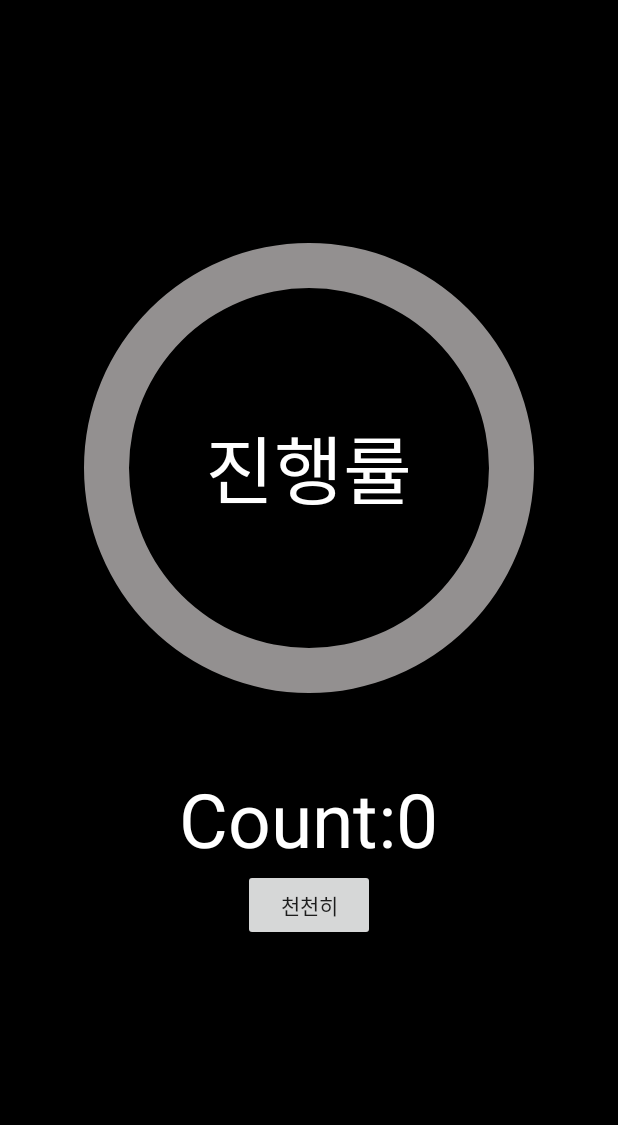
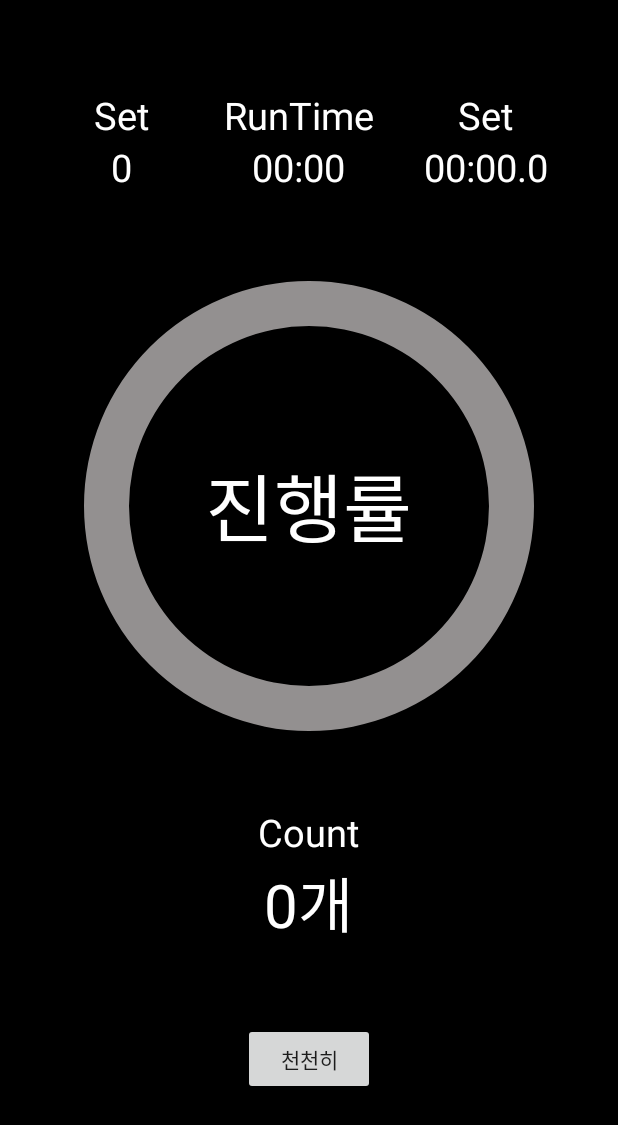
Before and after one commit to sangyun5108/SmartHealthCare, an Android app: the exCountActivity screen opened directly, with no data from a screen before it, on a phone screen of 412 x 824 dp. Shown: the top 1125 px of the screen. Run offline under Robolectric (Android 15) with nearby library versions, the phone set to English and light mode, and no system bars.

Commit message:
로그인을 한경우, 바로 운동 체크 화면으로 넘겨주는 로직 구성

```diff
--- a/app/src/main/java/com/sypark/smarthealthcare/IntroActivity.kt
+++ b/app/src/main/java/com/sypark/smarthealthcare/IntroActivity.kt
@@ -9,17 +9,24 @@ import android.os.Bundle
 import android.os.Handler
 import android.util.Log
 import androidx.appcompat.app.AppCompatActivity
+import com.google.firebase.auth.FirebaseAuth
+import com.google.firebase.auth.ktx.auth
+import com.google.firebase.ktx.Firebase
 import com.sypark.smarthealthcare.auth.AuthActivity
+import com.sypark.smarthealthcare.exercisecount.exCountActivity
 
 
 class IntroActivity : AppCompatActivity() {
 
     private lateinit var nfcAdapter: NfcAdapter
+    private lateinit var auth: FirebaseAuth
 
 
     override fun onCreate(savedInstanceState: Bundle?) {
         super.onCreate(savedInstanceState)
         setContentView(R.layout.activity_intro)
+
+        auth = Firebase.auth
 
         nfcAdapter = NfcAdapter.getDefaultAdapter(this)
 
@@ -27,11 +34,19 @@ class IntroActivity : AppCompatActivity() {
             onNewIntent(intent)
         }
 
-        Handler().postDelayed({
-            val intent = Intent(this,AuthActivity::class.java)
-            startActivity(intent)
-            finish()
-        },2000)
+        if(auth.currentUser!=null){
+            Handler().postDelayed({
+                val intent = Intent(this, exCountActivity::class.java)
+                startActivity(intent)
+                finish()
+            },2000)
+        }else{
+            Handler().postDelayed({
+                val intent = Intent(this,AuthActivity::class.java)
+                startActivity(intent)
+                finish()
+            },2000)
+        }
     }
 
     override fun onNewIntent(intent: Intent?) {
--- a/app/src/main/java/com/sypark/smarthealthcare/auth/JoinActivity.kt
+++ b/app/src/main/java/com/sypark/smarthealthcare/auth/JoinActivity.kt
@@ -1,5 +1,6 @@
 package com.sypark.smarthealthcare.auth
 
+import android.content.Intent
 import androidx.appcompat.app.AppCompatActivity
 import android.os.Bundle
 import android.util.Log
@@ -10,6 +11,7 @@ import com.google.firebase.auth.FirebaseAuth
 import com.google.firebase.auth.ktx.auth
 import com.google.firebase.ktx.Firebase
 import com.sypark.smarthealthcare.R
+import com.sypark.smarthealthcare.exercisecount.exCountActivity
 
 class JoinActivity : AppCompatActivity() {
 
@@ -91,6 +93,9 @@ class JoinActivity : AppCompatActivity() {
             .addOnCompleteListener(this) { task ->
                 if (task.isSuccessful) {
                     Toast.makeText(baseContext,"회원가입 성공",Toast.LENGTH_SHORT).show()
+                    val intent = Intent(this, exCountActivity::class.java)
+                    startActivity(intent)
+                    finish()
                 } else {
                     Toast.makeText(baseContext, "회원가입 실패", Toast.LENGTH_SHORT).show()
                 }
--- a/app/src/main/java/com/sypark/smarthealthcare/auth/LoginActivity.kt
+++ b/app/src/main/java/com/sypark/smarthealthcare/auth/LoginActivity.kt
@@ -1,5 +1,6 @@
 package com.sypark.smarthealthcare.auth
 
+import android.content.Intent
 import androidx.appcompat.app.AppCompatActivity
 import android.os.Bundle
 import android.util.Log
@@ -11,6 +12,7 @@ import com.google.firebase.auth.FirebaseAuth
 import com.google.firebase.auth.ktx.auth
 import com.google.firebase.ktx.Firebase
 import com.sypark.smarthealthcare.R
+import com.sypark.smarthealthcare.exercisecount.exCountActivity
 import java.util.regex.Pattern
 
 class LoginActivity : AppCompatActivity() {
@@ -62,6 +64,11 @@ class LoginActivity : AppCompatActivity() {
             .addOnCompleteListener(this) { task ->
                 if (task.isSuccessful) {
                     Toast.makeText(this,"로그인 완료",Toast.LENGTH_SHORT).show()
+
+                    val intent = Intent(this,exCountActivity::class.java)
+                    startActivity(intent)
+                    finish()
+
                 } else {
                     Toast.makeText(this,"로그인 실패",Toast.LENGTH_SHORT).show()
                 }
--- a/app/src/main/java/com/sypark/smarthealthcare/exercisecount/exCountActivity.kt
+++ b/app/src/main/java/com/sypark/smarthealthcare/exercisecount/exCountActivity.kt
@@ -29,7 +29,7 @@ class exCountActivity : AppCompatActivity() {
                 if(progressbar.progress==100){
                     cancel()
                     runOnUiThread {
-                        countNumber.text="Count:${++count}"
+                        countNumber.text="${++count}개"
                         percent.text="100%"
                     }
                     kotlin.concurrent.timer(period = 7, initialDelay = 0) {
--- a/app/src/main/res/layout/activity_ex_count.xml
+++ b/app/src/main/res/layout/activity_ex_count.xml
@@ -9,6 +9,82 @@
     tools:context=".exercisecount.exCountActivity">
 
     <LinearLayout
+        android:layout_width="match_parent"
+        android:layout_height="wrap_content"
+        android:orientation="horizontal"
+        app:layout_constraintBottom_toTopOf="@+id/linearLayout3"
+        android:padding="30sp"
+        app:layout_constraintTop_toTopOf="parent">
+
+        <LinearLayout
+            android:layout_weight="2"
+            android:layout_width="wrap_content"
+            android:orientation="vertical"
+            android:gravity="center"
+            android:layout_height="wrap_content">
+
+            <TextView
+                android:layout_width="wrap_content"
+                android:layout_height="wrap_content"
+                android:textColor="@color/white"
+                android:textSize="25sp"
+                android:text="Set" />
+
+            <TextView
+                android:layout_width="wrap_content"
+                android:layout_height="wrap_content"
+                android:textColor="@color/white"
+                android:textSize="25sp"
+                android:text="0" />
+        </LinearLayout>
+
+        <LinearLayout
+            android:layout_weight="1"
+            android:layout_width="wrap_content"
+            android:gravity="center"
+            android:orientation="vertical"
+            android:layout_height="wrap_content">
+
+            <TextView
+                android:layout_width="wrap_content"
+                android:layout_height="wrap_content"
+                android:textColor="@color/white"
+                android:textSize="25sp"
+                android:text="RunTime"/>
+
+            <TextView
+                android:layout_width="wrap_content"
+                android:layout_height="wrap_content"
+                android:textColor="@color/white"
+                android:textSize="25sp"
+                android:text="00:00"/>
+        </LinearLayout>
+
+        <LinearLayout
+            android:layout_weight="1"
+            android:layout_width="wrap_content"
+            android:gravity="center"
+            android:orientation="vertical"
+            android:layout_height="wrap_content">
+
+            <TextView
+                android:layout_width="wrap_content"
+                android:layout_height="wrap_content"
+                android:textColor="@color/white"
+                android:textSize="25sp"
+                android:text="Set" />
+
+            <TextView
+                android:layout_width="wrap_content"
+                android:layout_height="wrap_content"
+                android:textColor="@color/white"
+                android:textSize="25sp"
+                android:text="00:00.0" />
+        </LinearLayout>
+
+    </LinearLayout>
+
+    <LinearLayout
         android:id="@+id/linearLayout3"
         android:layout_width="match_parent"
         android:layout_height="wrap_content"
@@ -17,7 +93,7 @@
         app:layout_constraintBottom_toBottomOf="parent"
         app:layout_constraintStart_toStartOf="parent"
         app:layout_constraintTop_toTopOf="parent"
-        android:layout_marginBottom="200dp"
+        android:layout_marginBottom="150dp"
         >
 
         <FrameLayout
@@ -57,15 +133,24 @@
         app:layout_constraintTop_toBottomOf="@+id/linearLayout3">
 
         <TextView
+            android:layout_width="wrap_content"
+            android:layout_height="wrap_content"
+            android:text="Count"
+            android:textAppearance="@style/TextAppearance.AppCompat.Large"
+            android:textColor="@color/white"
+            android:textSize="25sp" />
+
+        <TextView
             android:id="@+id/countNumber"
             android:layout_width="wrap_content"
             android:layout_height="wrap_content"
-            android:text="Count:0"
+            android:text="0개"
             android:textAppearance="@style/TextAppearance.AppCompat.Large"
             android:textColor="@color/white"
-            android:textSize="50dp" />
+            android:textSize="40sp" />
 
         <Button
+            android:layout_marginTop="50dp"
             android:id="@+id/countButton"
             android:layout_width="wrap_content"
             android:layout_height="wrap_content"
```
